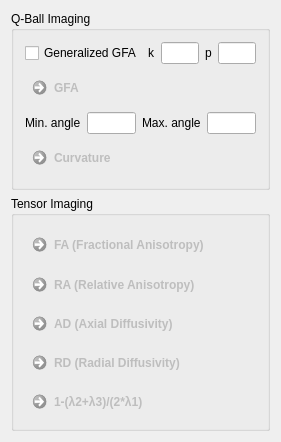
First picture: the form in Modules/Bundles/org.mitk.gui.qt.diffusionimaging/src/internal/QmitkDiffusionQuantificationViewControls.ui, repository MITK/MITK, before the edit.
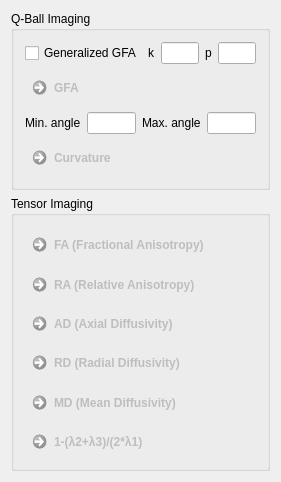
Second picture: the form after the edit.

Commit message: added mean diffusivity to tensor derived measurements

What changed in the file:
```diff
--- a/Modules/Bundles/org.mitk.gui.qt.diffusionimaging/src/internal/QmitkDiffusionQuantificationViewControls.ui
+++ b/Modules/Bundles/org.mitk.gui.qt.diffusionimaging/src/internal/QmitkDiffusionQuantificationViewControls.ui
@@ -7,7 +7,7 @@
     <x>0</x>
     <y>0</y>
     <width>281</width>
-    <height>402</height>
+    <height>443</height>
    </rect>
   </property>
   <property name="minimumSize">
@@ -201,6 +201,16 @@
         </property>
        </widget>
       </item>
+      <item>
+       <widget class="QCommandLinkButton" name="m_MDButton">
+        <property name="enabled">
+         <bool>false</bool>
+        </property>
+        <property name="text">
+         <string>MD (Mean Diffusivity)</string>
+        </property>
+       </widget>
+      </item>
       <item>
        <widget class="QCommandLinkButton" name="m_ClusteringAnisotropy">
         <property name="enabled">
```
The commit also changes 4 other files.
